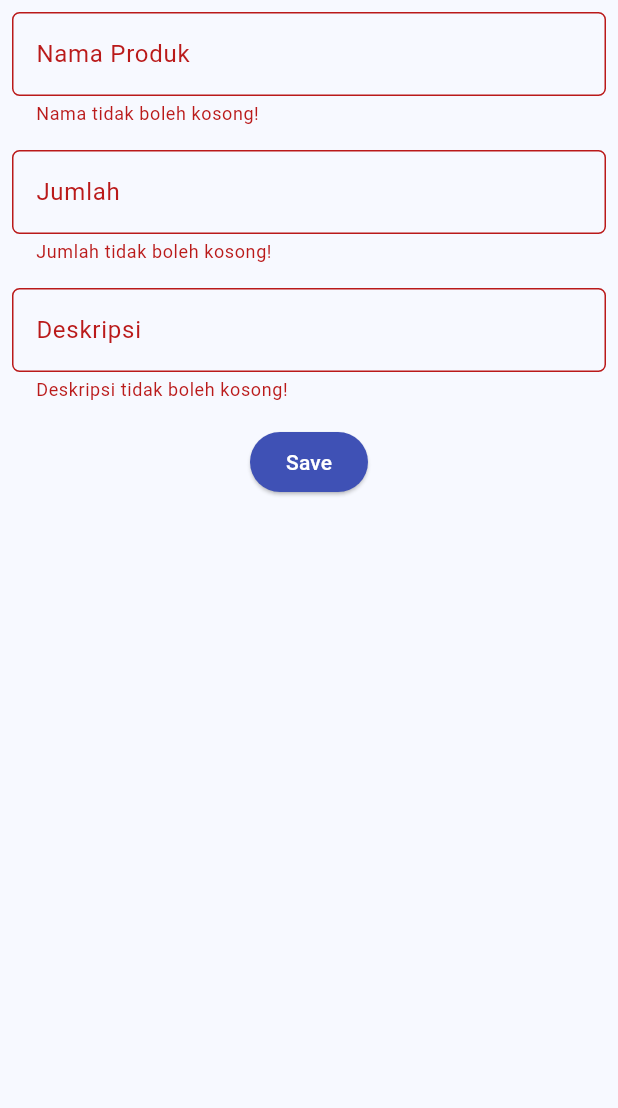
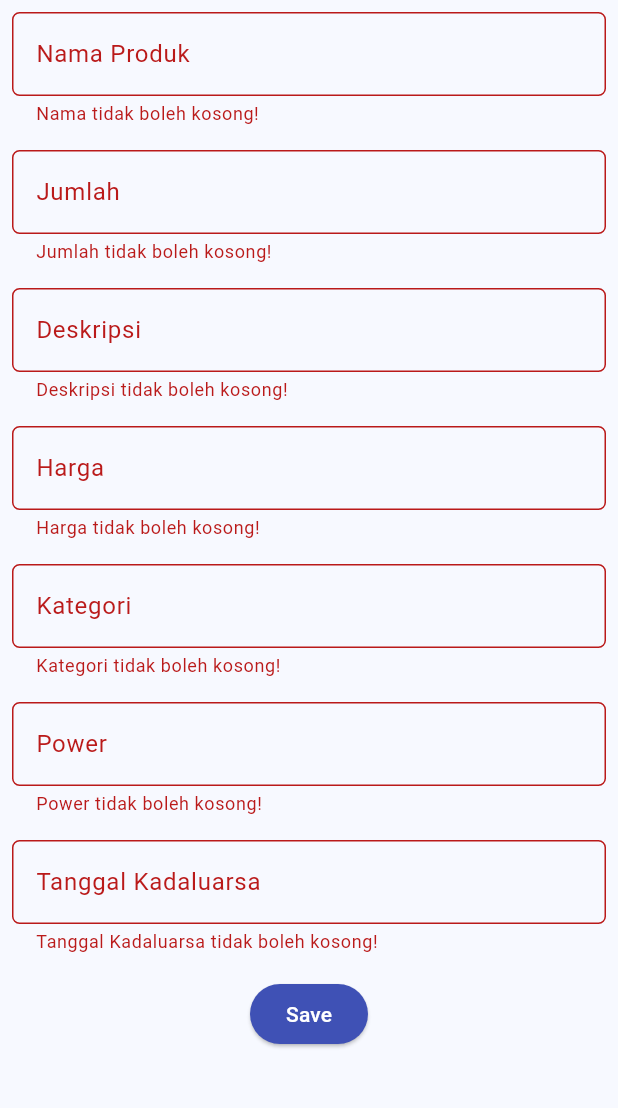
Before and after one commit to DarilRaf/itemku-mobile, a Flutter app: the ShopFormPage screen opened directly, after a tap on "Save", on a phone screen of 412 x 824 dp, the part 84-1192 px from its top. Run offline on Flutter 3.47's test engine with Material 3 defaults, Android fonts, the light colour scheme and no system bars; missing offline and left inert: pbp_django_auth; network calls fail.

Commit message:
Selesai Tugas 9

```diff
--- a/lib/screens/itemlist_form.dart
+++ b/lib/screens/itemlist_form.dart
@@ -18,6 +18,10 @@ class _ShopFormPageState extends State<ShopFormPage> {
   String _name = "";
   int _amount = 0;
   String _description = "";
+  int _price = 0;
+  String _category = "";
+  String _power = "";
+  String _expiryDate = "";
 
   @override
   Widget build(BuildContext context) {
@@ -112,6 +116,103 @@ class _ShopFormPageState extends State<ShopFormPage> {
                   },
                 ),
               ),
+              Padding(
+                padding: const EdgeInsets.all(8.0),
+                child: TextFormField(
+                  decoration: InputDecoration(
+                    hintText: "Harga",
+                    labelText: "Harga",
+                    border: OutlineInputBorder(
+                      borderRadius: BorderRadius.circular(5.0),
+                    ),
+                  ),
+                  onChanged: (String? value) {
+                    setState(() {
+                      _price = int.parse(value!);
+                    });
+                  },
+                  validator: (String? value) {
+                    if (value == null || value.isEmpty) {
+                      return "Harga tidak boleh kosong!";
+                    }
+                    if (int.tryParse(value) == null) {
+                      return "Harga harus berupa angka!";
+                    }
+                    return null;
+                  },
+                ),
+              ),
+              Padding(
+                padding: const EdgeInsets.all(8.0),
+                child: TextFormField(
+                  decoration: InputDecoration(
+                    hintText: "Kategori",
+                    labelText: "Kategori",
+                    border: OutlineInputBorder(
+                      borderRadius: BorderRadius.circular(5.0),
+                    ),
+                  ),
+                  onChanged: (String? value) {
+                    setState(() {
+                      _category = value!;
+                    });
+                  },
+                  validator: (String? value) {
+                    if (value == null || value.isEmpty) {
+                      return "Kategori tidak boleh kosong!";
+                    }
+                    return null;
+                  },
+                ),
+              ),
+              Padding(
+                //lom
+                padding: const EdgeInsets.all(8.0),
+                child: TextFormField(
+                  decoration: InputDecoration(
+                    hintText: "Power",
+                    labelText: "Power",
+                    border: OutlineInputBorder(
+                      borderRadius: BorderRadius.circular(5.0),
+                    ),
+                  ),
+                  onChanged: (String? value) {
+                    setState(() {
+                      _power = value!;
+                    });
+                  },
+                  validator: (String? value) {
+                    if (value == null || value.isEmpty) {
+                      return "Power tidak boleh kosong!";
+                    }
+                    return null;
+                  },
+                ),
+              ),
+              Padding(
+                //lom
+                padding: const EdgeInsets.all(8.0),
+                child: TextFormField(
+                  decoration: InputDecoration(
+                    hintText: "Tanggal Kadaluarsa",
+                    labelText: "Tanggal Kadaluarsa",
+                    border: OutlineInputBorder(
+                      borderRadius: BorderRadius.circular(5.0),
+                    ),
+                  ),
+                  onChanged: (String? value) {
+                    setState(() {
+                      _expiryDate = value!;
+                    });
+                  },
+                  validator: (String? value) {
+                    if (value == null || value.isEmpty) {
+                      return "Tanggal Kadaluarsa tidak boleh kosong!";
+                    }
+                    return null;
+                  },
+                ),
+              ),
               Align(
                 alignment: Alignment.bottomCenter,
                 child: Padding(
@@ -130,6 +231,10 @@ class _ShopFormPageState extends State<ShopFormPage> {
                               'name': _name,
                               'amount': _amount.toString(),
                               'description': _description,
+                              'price': _price.toString(),
+                              'category': _category,
+                              'power': _power,
+                              'expiry_date': _expiryDate,
                               // TODO: DONE
                             }));
                         if (response['status'] == 'success') {
```
Also changed, not shown: lib/screens/detail_item.dart (added, +112 -0 lines), lib/screens/list_product.dart (+14 -4 lines), 1 other file.
